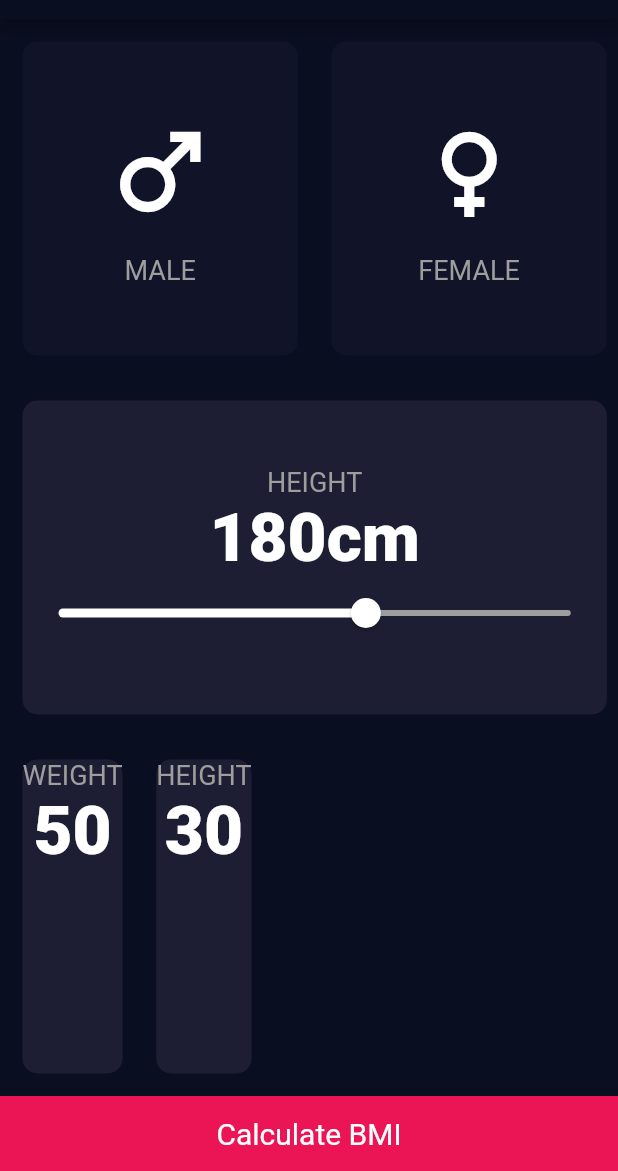
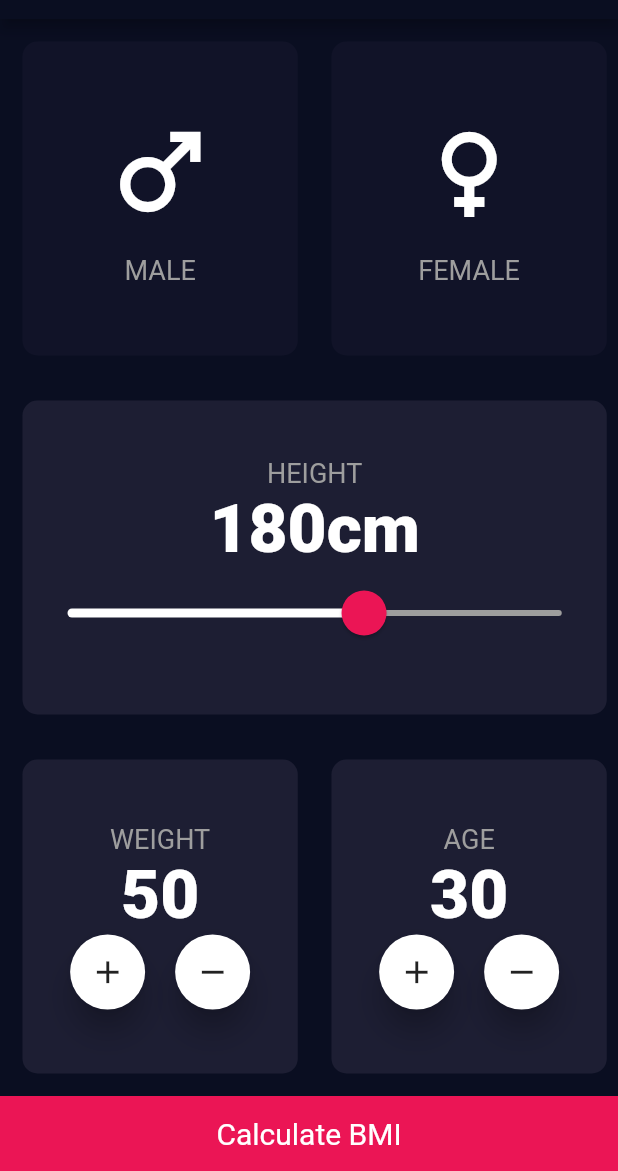
Before and after one commit to gandhisamay/BMI-calculator, a Flutter app: the screen it shows after launch, on a phone screen of 412 x 824 dp, the part 65-1236 px from its top. Run offline on Flutter 3.47's test engine with Material 2 defaults, Android fonts, the phone set to English and light mode, and no system bars.

Commit message:
Added roundIconbutton and completed the layout

```diff
--- a/lib/input_page.dart
+++ b/lib/input_page.dart
@@ -1,3 +1,4 @@
+import 'package:bmi_calculator/roundIconButton.dart';
 import 'package:flutter/material.dart';
 import 'customcard.dart';
 import 'iconContent.dart';
@@ -89,17 +90,27 @@ class _InputPageState extends State<InputPage> {
                         fontSize: 45,
                       ),
                     ),
-                    Slider(
+                    SliderTheme(
+                      data: SliderThemeData(
+                        activeTrackColor: Colors.white,
+                        inactiveTrackColor: Colors.grey,
+                        thumbColor: Color(0xFFEB1555),
+                        overlayColor: Color(0x15EB1555),
+                        thumbShape:
+                            RoundSliderThumbShape(enabledThumbRadius: 15.0),
+                        overlayShape:
+                            RoundSliderOverlayShape(overlayRadius: 30.0),
+                      ),
+                      child: Slider(
                         value: height.toDouble(),
                         max: 220.0,
                         min: 120.0,
-                      activeColor: Colors.white,
-                      inactiveColor: Colors.grey,
                         onChanged: (newValue) {
                           setState(() {
                             height = newValue.round();
                           });
                         },
+                      ),
                     ),
                   ],
                 ),
@@ -109,9 +120,11 @@ class _InputPageState extends State<InputPage> {
           Expanded(
             child: Row(
               children: [
-                CustomCard(
+                Expanded(
+                  child: CustomCard(
                     colour: colorCustomCard,
                     child: Column(
+                      mainAxisAlignment: MainAxisAlignment.center,
                       children: [
                         Text(
                           'WEIGHT',
@@ -128,15 +141,34 @@ class _InputPageState extends State<InputPage> {
                             fontSize: 45,
                           ),
                         ),
+                        Row(
+                          mainAxisAlignment: MainAxisAlignment.center,
+                          children: [
+                            RoundIconButton(
+                              icon: Icons.add,
+                              buttonColor: Colors.white,
+                            ),
+                            SizedBox(
+                              width: 20.0,
+                            ),
+                            RoundIconButton(
+                              icon: Icons.remove,
+                              buttonColor: Colors.white,
+                            ),
+                          ],
+                        ),
                       ],
                     ),
                   ),
-                CustomCard(
+                ),
+                Expanded(
+                  child: CustomCard(
                     colour: colorCustomCard,
                     child: Column(
+                      mainAxisAlignment: MainAxisAlignment.center,
                       children: [
                         Text(
-                        'HEIGHT',
+                          'AGE',
                           style: TextStyle(
                             color: Colors.grey,
                             fontSize: 18,
@@ -151,10 +183,23 @@ class _InputPageState extends State<InputPage> {
                           ),
                         ),
                         Row(
+                          mainAxisAlignment: MainAxisAlignment.center,
                           children: [
+                            RoundIconButton(
+                              icon: Icons.add,
+                              buttonColor: Colors.white,
+                            ),
+                            SizedBox(
+                              width: 20.0,
+                            ),
+                            RoundIconButton(
+                              icon: Icons.remove,
+                              buttonColor: Colors.white,
+                            ),
                           ],
-                      )
+                        ),
                       ],
+                    ),
                   ),
                 ),
               ],
--- /dev/null
+++ b/lib/roundIconButton.dart
@@ -0,0 +1,21 @@
+import 'package:flutter/material.dart';
+
+class RoundIconButton extends StatelessWidget {
+  late final IconData icon;
+  final Color? buttonColor;
+  RoundIconButton({required this.icon, this.buttonColor});
+  @override
+  Widget build(BuildContext context) {
+    return RawMaterialButton(
+      shape: CircleBorder(),
+      elevation: 8.0,
+      fillColor: buttonColor,
+      child: Icon(
+        icon,
+        size: 25,
+      ),
+      onPressed: () {},
+      constraints: BoxConstraints.tightFor(width: 50.0, height: 50.0),
+    );
+  }
+}
```
Lines whose indentation alone changed are shown as unchanged.
